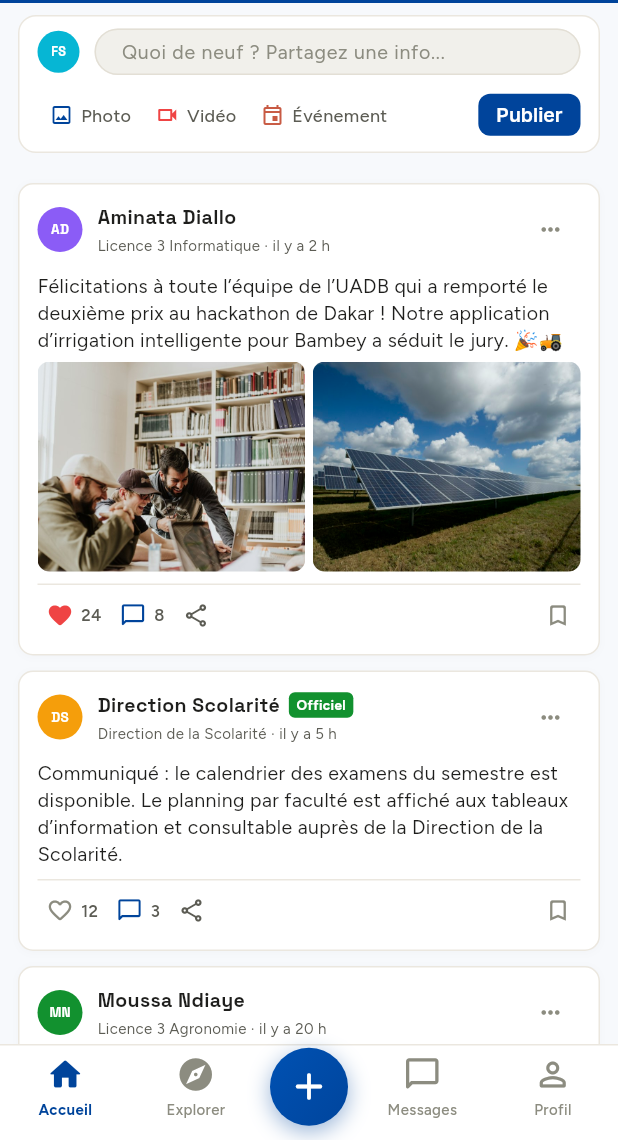
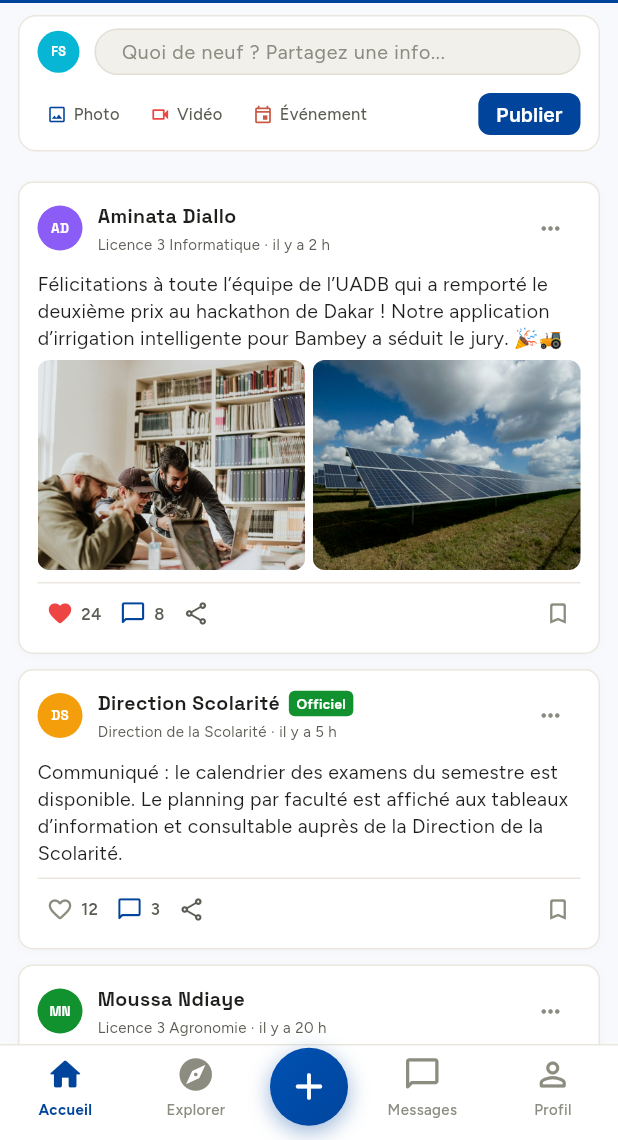
Before and after one commit to JambarrTech/uadb_social_mobile, a Flutter app: the HomeScreen screen opened by its route, on a phone screen of 412 x 824 dp, the part 96-1236 px from its top. Run offline on Flutter 3.47's test engine with Material 3 defaults, Android fonts, the phone set to English and light mode, and no system bars; our stand-ins replace flutter_riverpod, go_router, image_picker, shared_preferences; accounts and stored records are empty.

Commit message:
fix(ui): composer - actions compactees et rythme regular
- Actions Photo/Vidéo/Événement : icônes 14 px, libellés 11 px,
  coussins internes 6 px : le groupe tient naturellement des 360 px et
  n'est plus reduit par le FittedBox (qui le rapetissait en collision
  avec l'espace de « Publier », d'ou une typographie incohérente et un
  vide flottant au milieu).
- 8 px francs entre chaque action pour un rythme regulier.
- L'ecart visuel entre « Événement » et « Publier » restera plus grand
  du fait de l'alignement a gauche + bouton a droite : c'est voulu,
  avec 24 px minimum hérités du commit précédent.

```diff
--- a/mobile/lib/shared/widgets/post_composer_card.dart
+++ b/mobile/lib/shared/widgets/post_composer_card.dart
@@ -127,12 +127,18 @@ class PostComposerCard extends StatelessWidget {
                           color: AppColors.primaryBlue,
                           onTap: onTapPhoto,
                         ),
+                        // Rythme régulier entre les trois actions : le
+                        // padding interne de chaque InkWell (6 px) donne
+                        // déjà une marge fine ; 8 px de plus décollent
+                        // franchement chaque groupe de l'autre.
+                        const SizedBox(width: 8),
                         _ComposerAction(
                           icon: Icons.videocam_outlined,
                           label: 'Vidéo',
                           color: AppColors.locationRed,
                           onTap: onTapVideo,
                         ),
+                        const SizedBox(width: 8),
                         _ComposerAction(
                           icon: Icons.event_outlined,
                           label: 'Événement',
@@ -250,17 +256,17 @@ class _ComposerAction extends StatelessWidget {
       onTap: onTap,
       borderRadius: BorderRadius.circular(8),
       child: Padding(
-        padding: const EdgeInsets.symmetric(horizontal: 8, vertical: 8),
+        padding: const EdgeInsets.symmetric(horizontal: 6, vertical: 8),
         child: Row(
           mainAxisSize: MainAxisSize.min,
           children: [
-            Icon(icon, size: 16, color: color),
-            const SizedBox(width: 5),
+            Icon(icon, size: 14, color: color),
+            const SizedBox(width: 4),
             Text(
               label,
               maxLines: 1,
               style: const TextStyle(
-                fontSize: 12,
+                fontSize: 11,
                 color: AppColors.textMedium,
                 fontWeight: FontWeight.w500,
               ),
```
